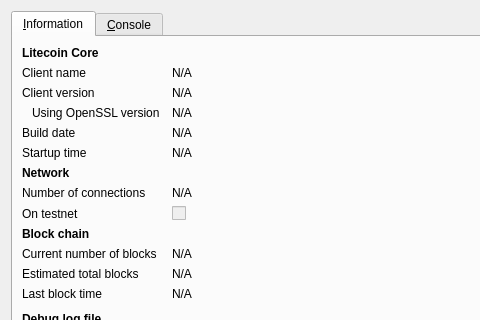
Above: Coin/src/qt/forms/rpcconsole.ui from myersTechnologies/NiepceCoin before the change; both pictures show x 0 to 480 and y 0 to 320 of the 740 by 450 pixel window. Below: the same form after it.
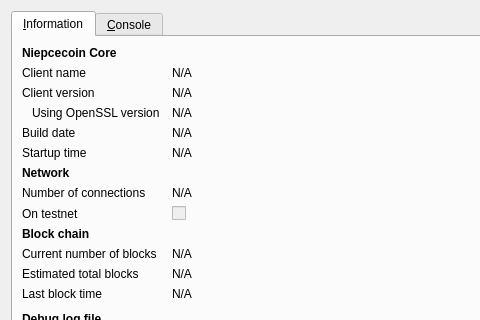
That is the form after the change. Icons and pictures are not drawn.

What changed in the file:
```diff
--- a/Coin/src/qt/forms/rpcconsole.ui
+++ b/Coin/src/qt/forms/rpcconsole.ui
@@ -36,7 +36,7 @@
           </font>
          </property>
          <property name="text">
-          <string>Litecoin Core</string>
+          <string>Niepcecoin Core</string>
          </property>
         </widget>
        </item>
```
Left out of the diff: 6 changed lines with no effect on the pictures.
